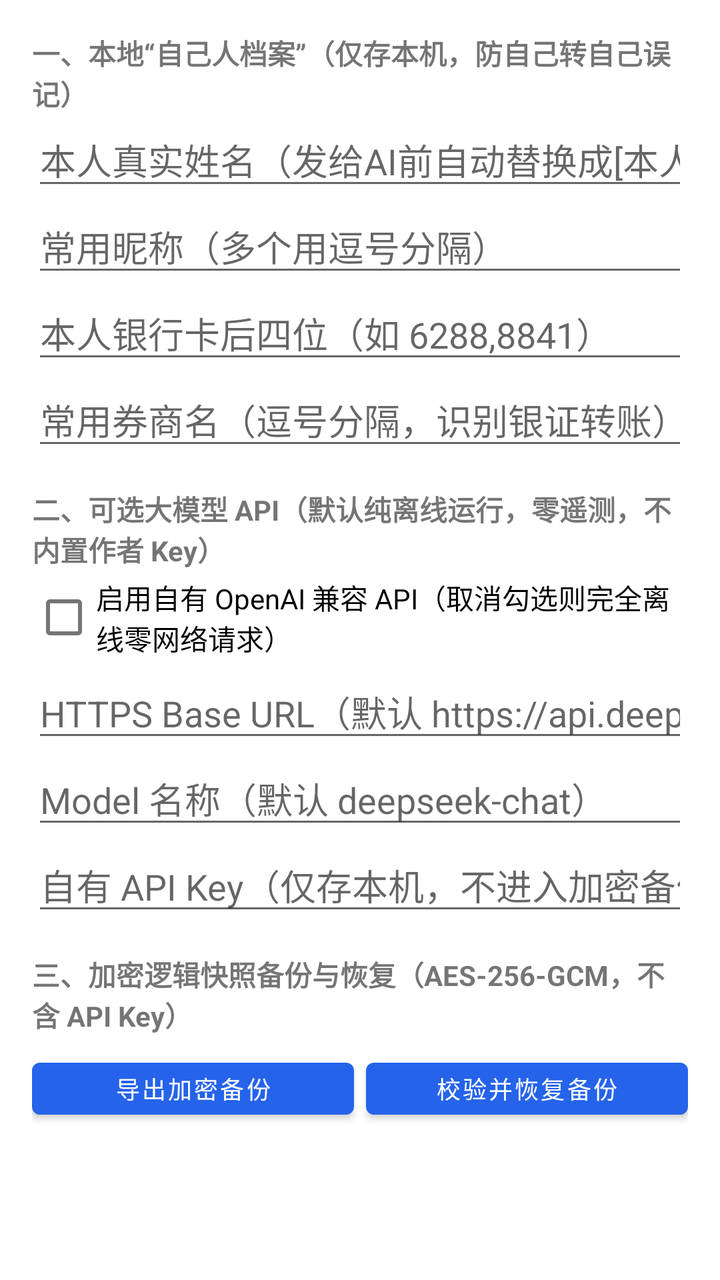
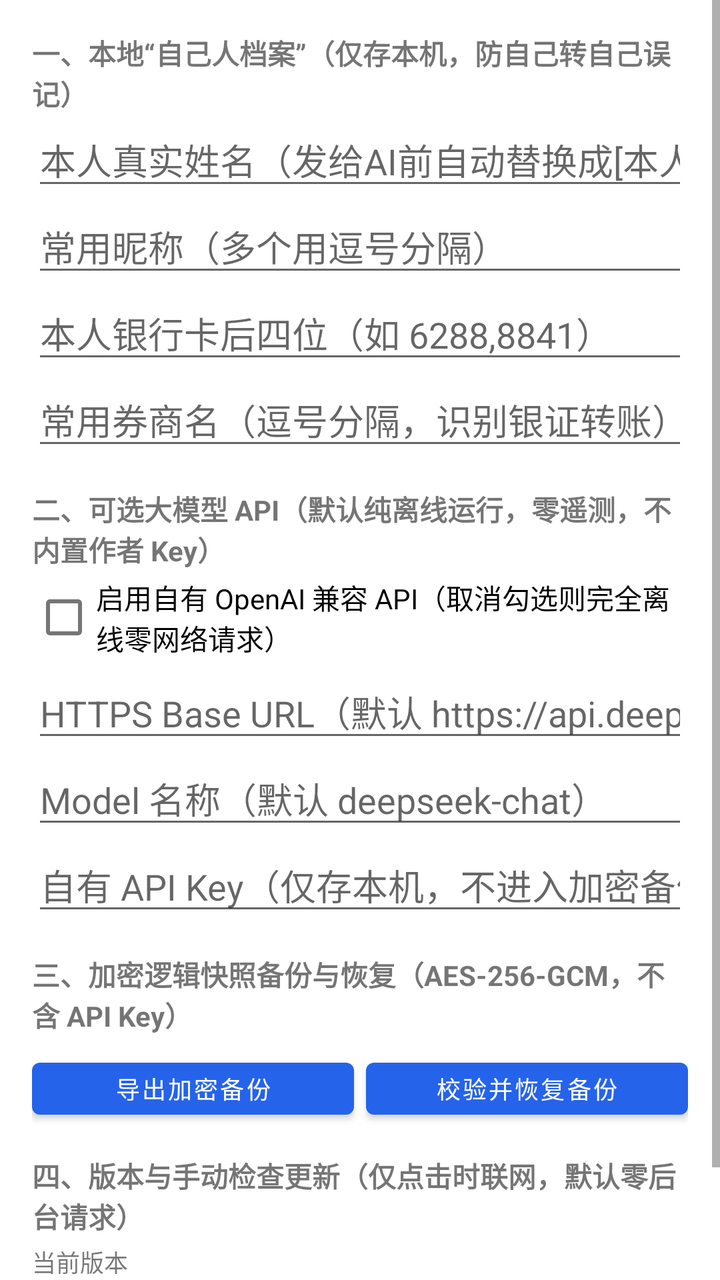

Compare the two renders of this Android layout. The source of the first and the diff that turns it into the second are given below.
<!-- AndroidManifest.xml: application theme Theme.WalletWatcher -->
<!-- res/layout/dialog_settings.xml -->
<?xml version="1.0" encoding="utf-8"?>
<ScrollView xmlns:android="http://schemas.android.com/apk/res/android"
    android:layout_width="match_parent"
    android:layout_height="wrap_content">

    <LinearLayout
        android:layout_width="match_parent"
        android:layout_height="wrap_content"
        android:orientation="vertical"
        android:padding="16dp">

        <TextView
            android:layout_width="match_parent"
            android:layout_height="wrap_content"
            android:text="一、本地“自己人档案”（仅存本机，防自己转自己误记）"
            android:textStyle="bold" />

        <EditText
            android:id="@+id/etRealName"
            android:layout_width="match_parent"
            android:layout_height="wrap_content"
            android:hint="本人真实姓名（发给AI前自动替换成[本人姓名]）"
            android:inputType="textPersonName" />

        <EditText
            android:id="@+id/etAliases"
            android:layout_width="match_parent"
            android:layout_height="wrap_content"
            android:hint="常用昵称（多个用逗号分隔）"
            android:inputType="text" />

        <EditText
            android:id="@+id/etCardTails"
            android:layout_width="match_parent"
            android:layout_height="wrap_content"
            android:hint="本人银行卡后四位（如 6288,8841）"
            android:inputType="text" />

        <EditText
            android:id="@+id/etBrokers"
            android:layout_width="match_parent"
            android:layout_height="wrap_content"
            android:hint="常用券商名（逗号分隔，识别银证转账）"
            android:inputType="text" />

        <TextView
            android:layout_width="match_parent"
            android:layout_height="wrap_content"
            android:layout_marginTop="14dp"
            android:text="二、可选大模型 API（默认纯离线运行，零遥测，不内置作者 Key）"
            android:textStyle="bold" />

        <CheckBox
            android:id="@+id/cbUseRealApi"
            android:layout_width="match_parent"
            android:layout_height="wrap_content"
            android:text="启用自有 OpenAI 兼容 API（取消勾选则完全离线零网络请求）" />

        <EditText
            android:id="@+id/etBaseUrl"
            android:layout_width="match_parent"
            android:layout_height="wrap_content"
            android:hint="HTTPS Base URL（默认 https://api.deepseek.com）"
            android:inputType="textUri" />

        <EditText
            android:id="@+id/etModel"
            android:layout_width="match_parent"
            android:layout_height="wrap_content"
            android:hint="Model 名称（默认 deepseek-chat）"
            android:inputType="text" />

        <EditText
            android:id="@+id/etApiKey"
            android:layout_width="match_parent"
            android:layout_height="wrap_content"
            android:hint="自有 API Key（仅存本机，不进入加密备份）"
            android:inputType="textPassword" />

        <TextView
            android:layout_width="match_parent"
            android:layout_height="wrap_content"
            android:layout_marginTop="14dp"
            android:text="三、加密逻辑快照备份与恢复（AES-256-GCM，不含 API Key）"
            android:textStyle="bold" />

        <LinearLayout
            android:layout_width="match_parent"
            android:layout_height="wrap_content"
            android:layout_marginTop="8dp"
            android:orientation="horizontal">

            <Button
                android:id="@+id/btnExportBackup"
                android:layout_width="0dp"
                android:layout_height="38dp"
                android:layout_marginEnd="6dp"
                android:layout_weight="1"
                android:text="导出加密备份"
                android:textSize="12sp" />

            <Button
                android:id="@+id/btnRestoreBackup"
                android:layout_width="0dp"
                android:layout_height="38dp"
                android:layout_weight="1"
                android:text="校验并恢复备份"
                android:textSize="12sp" />
        </LinearLayout>

    </LinearLayout>
</ScrollView>
<!-- resources referenced by this layout -->
<resources>
  <style name="Theme.WalletWatcher" parent="Theme.MaterialComponents.Light.NoActionBar">
          <item name="colorPrimary">@color/primary</item>
          <item name="colorPrimaryVariant">@color/primary</item>
          <item name="colorOnPrimary">#FFFFFF</item>
          <item name="android:statusBarColor">#1E293B</item>
      </style>
  <color name="primary">#2563EB</color>
</resources>

<!-- the commit's change to res/layout/dialog_settings.xml (unified diff, before → after) -->
@@ -108,5 +108,28 @@
                 android:textSize="12sp" />
         </LinearLayout>
 
+        <TextView
+            android:layout_width="match_parent"
+            android:layout_height="wrap_content"
+            android:layout_marginTop="14dp"
+            android:text="四、版本与手动检查更新（仅点击时联网，默认零后台请求）"
+            android:textStyle="bold" />
+
+        <TextView
+            android:id="@+id/tvAppVersionInfo"
+            android:layout_width="match_parent"
+            android:layout_height="wrap_content"
+            android:layout_marginTop="4dp"
+            android:text="当前版本"
+            android:textSize="12sp" />
+
+        <Button
+            android:id="@+id/btnCheckUpdate"
+            android:layout_width="match_parent"
+            android:layout_height="40dp"
+            android:layout_marginTop="6dp"
+            android:text="手动检查 GitHub 新版本（SHA-256 校验安装）"
+            android:textSize="12sp" />
+
     </LinearLayout>
 </ScrollView>
